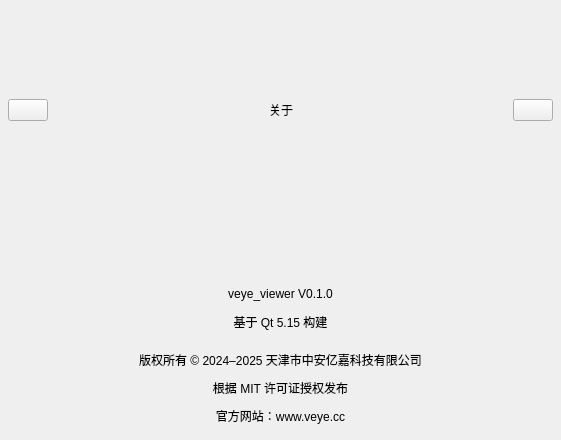
First picture: the form in aboutdialog.ui, repository veyeimaging/veye_viewer, before the edit.
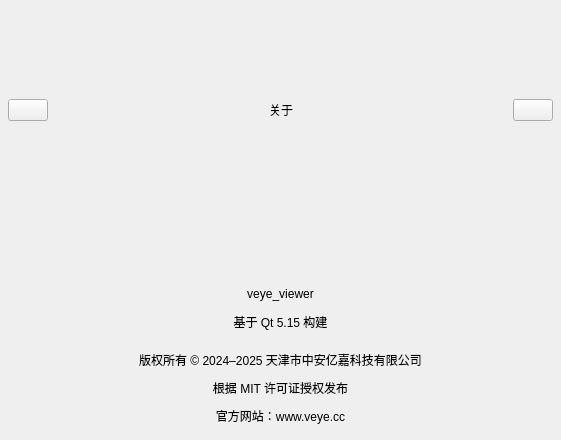
Second picture: the form after the edit.

```diff
--- a/aboutdialog.ui
+++ b/aboutdialog.ui
@@ -165,7 +165,7 @@
          <item>
           <widget class="QLabel" name="labelName">
            <property name="text">
-            <string>veye_viewer V0.1.0</string>
+            <string>veye_viewer</string>
            </property>
            <property name="alignment">
             <set>Qt::AlignCenter</set>
```
